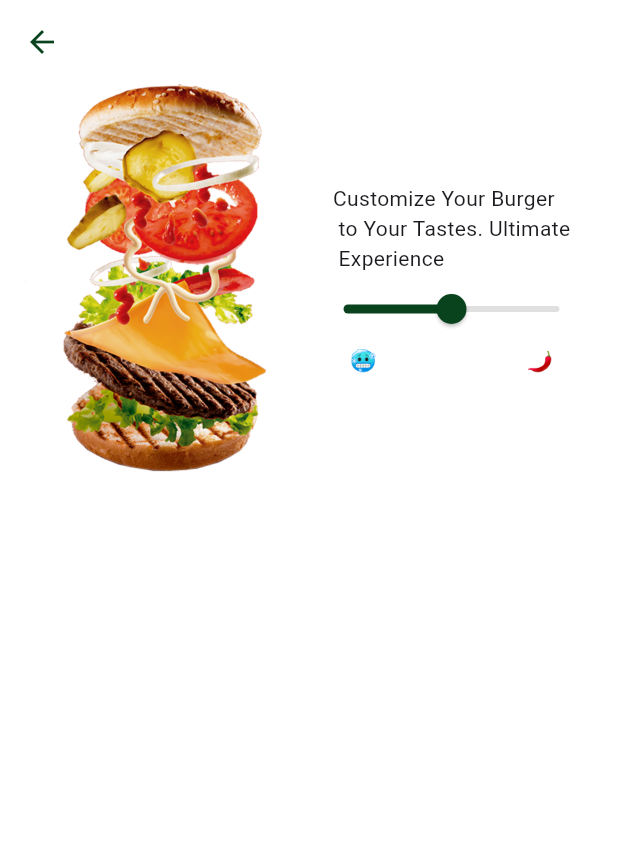
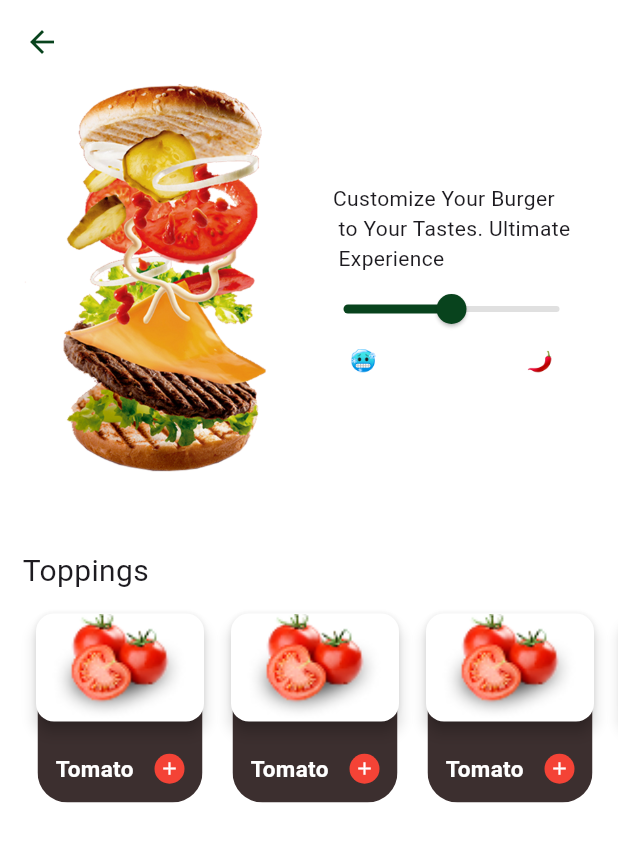
Before and after one commit to Mostafaghozy/AuraEats, a Flutter app: the ProductDetailsView screen opened directly, on a phone screen of 412 x 824 dp. Shown: the top 842 px of the screen. Run offline on Flutter 3.47's test engine with Material 3 defaults, Android fonts, the phone set to English and light mode, and no system bars; our stand-ins replace flutter_svg, gap, lottie.

Commit message:
Implement Topping Card

```diff
--- a/lib/features/product/views/product_details_view.dart
+++ b/lib/features/product/views/product_details_view.dart
@@ -1,5 +1,6 @@
 import 'package:aura_eats/core/constants/app_colors.dart';
 import 'package:aura_eats/features/product/widgets/spicy_slider.dart';
+import 'package:aura_eats/features/product/widgets/topping_card.dart';
 import 'package:aura_eats/shared/custom_text.dart';
 import 'package:flutter/material.dart';
 import 'package:gap/gap.dart';
@@ -28,10 +29,34 @@ class _ProductDetailsViewState extends State<ProductDetailsView> {
       body: Padding(
         padding: const EdgeInsets.symmetric(horizontal: 15),
         child: Column(
+          crossAxisAlignment: CrossAxisAlignment.start,
           children: [
             SpicySlider(
               value: value,
               onChanged: (v) => setState(() => value = v),
+            ),
+
+            Gap(50),
+            CustomText(text: "Toppings", size: 20),
+            Gap(50),
+
+            SingleChildScrollView(
+              clipBehavior: Clip.none,
+              scrollDirection: Axis.horizontal,
+              child: Row(
+                children: [
+                  ...List.generate(4, (index) {
+                    return Padding(
+                      padding: const EdgeInsets.symmetric(horizontal: 10),
+                      child: ToppingCard(
+                        imageUrl: 'assets/details/tomato.png',
+                        title: 'Tomato',
+                        onAdd: () {},
+                      ),
+                    );
+                  }),
+                ],
+              ),
             ),
           ],
         ),
--- /dev/null
+++ b/lib/features/product/widgets/topping_card.dart
@@ -0,0 +1,82 @@
+import 'package:aura_eats/shared/custom_text.dart';
+import 'package:flutter/material.dart';
+import 'package:gap/gap.dart';
+
+class ToppingCard extends StatelessWidget {
+  final String imageUrl;
+  final String title;
+  final VoidCallback onAdd;
+
+  const ToppingCard({
+    super.key,
+    required this.imageUrl,
+    required this.title,
+    required this.onAdd,
+  });
+
+  @override
+  Widget build(BuildContext context) {
+    return GestureDetector(
+      onTap: onAdd,
+      child: Stack(
+        clipBehavior: Clip.none,
+        children: [
+          ClipRRect(
+            borderRadius: BorderRadius.circular(20),
+            child: Container(
+              height: 90,
+              width: 110,
+              color: Color(0xff3C2F2F),
+
+              child: Column(mainAxisSize: MainAxisSize.min, children: []),
+            ),
+          ),
+
+          Positioned(
+            top: -40,
+            right: -5,
+            left: -5,
+            child: SizedBox(
+              height: 80,
+              width: 90,
+              child: Card(
+                elevation: 4,
+
+                color: Colors.white,
+                child: Image.asset(imageUrl, fit: BoxFit.contain),
+              ),
+            ),
+          ),
+
+          Positioned(
+            right: 0,
+            left: 0,
+            bottom: 0,
+            child: Padding(
+              padding: const EdgeInsets.all(12),
+              child: Row(
+                mainAxisAlignment: MainAxisAlignment.spaceBetween,
+                children: [
+                  CustomText(
+                    text: title,
+                    color: Colors.white,
+                    size: 15,
+                    weight: FontWeight.w600,
+                  ),
+                  GestureDetector(
+                    onTap: () {},
+                    child: CircleAvatar(
+                      radius: 10,
+                      backgroundColor: Colors.red,
+                      child: Icon(Icons.add, color: Colors.white, size: 14),
+                    ),
+                  ),
+                ],
+              ),
+            ),
+          ),
+        ],
+      ),
+    );
+  }
+}
```
Also changed, not shown: assets/details/tomato.png (added).
